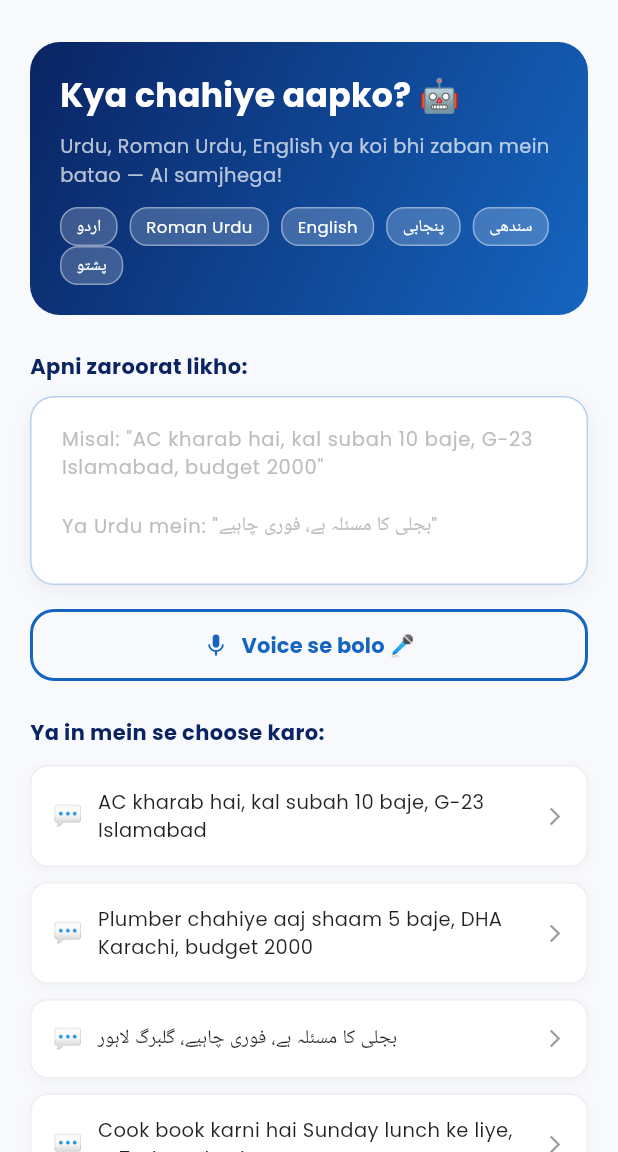
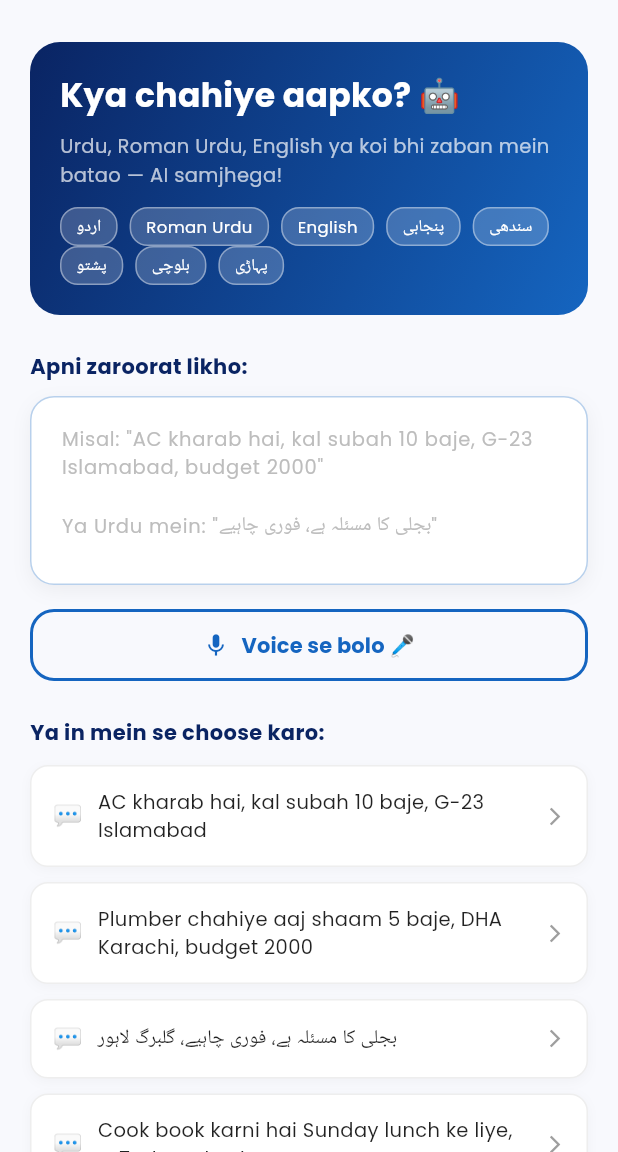
Before and after one commit to 84657890737665/KaamYaar-AI, a Flutter app: the RequestInputScreen screen opened directly, on a phone screen of 412 x 824 dp, the part 84-1236 px from its top. Run offline on Flutter 3.47's test engine with Material 3 defaults, Android fonts, the phone set to English and light mode, and no system bars; our stand-ins replace google_fonts, image_picker, speech_to_text.

Commit message:
fix: add all 8 languages in UI

```diff
--- a/kaamyaar_app/lib/screens/request_input_screen.dart
+++ b/kaamyaar_app/lib/screens/request_input_screen.dart
@@ -299,7 +299,7 @@ class _RequestInputScreenState extends State<RequestInputScreen> {
                 // Language chips
                 Wrap(
                   spacing: 8,
-                  children: ['اردو', 'Roman Urdu', 'English', 'پنجابی', 'سندھی', 'پشتو']
+                  children: ['اردو', 'Roman Urdu', 'English', 'پنجابی', 'سندھی', 'پشتو', 'بلوچی', 'پہاڑی']
                       .map((lang) => Container(
                             padding: const EdgeInsets.symmetric(
                                 horizontal: 10, vertical: 4),
```
